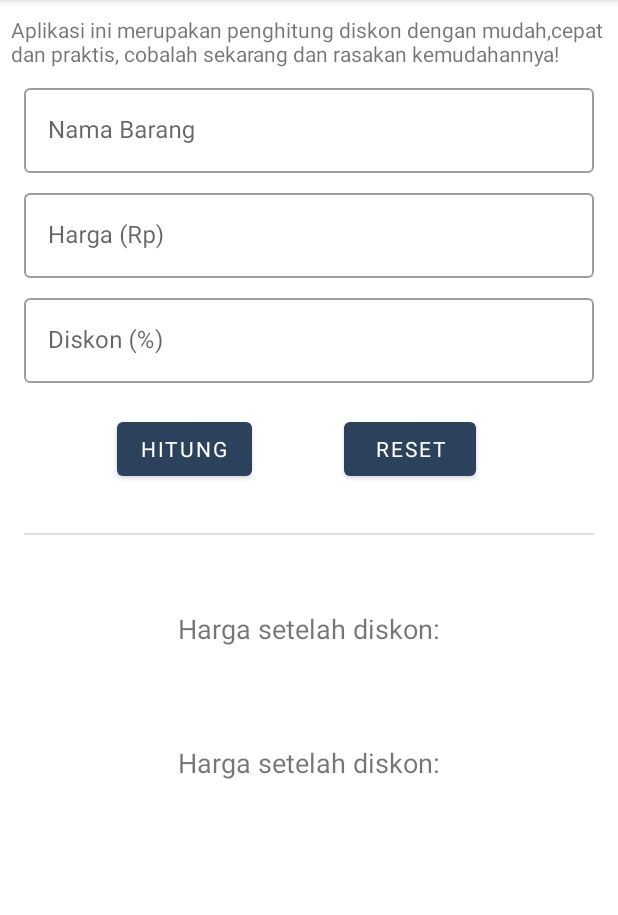
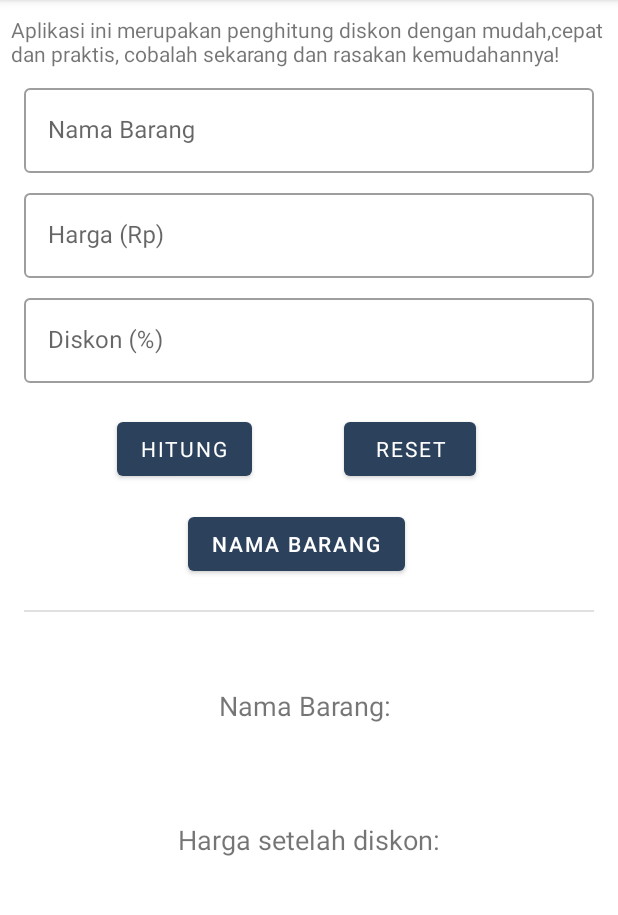
Before and after one commit to Luckyy2/Assesment-Mobpro, an Android app: the HitungDiskonFragment screen opened through its navigation route, on a phone screen of 412 x 824 dp, the part 84-999 px from its top. Run offline under Robolectric (Android 15) with nearby library versions, the phone set to English and light mode, and no system bars; our stand-ins replace Room's generated code, navigation-ui; Roboto replaces fonts that are not available here.

Commit message:
Membuat list barang

```diff
--- a/app/src/main/AndroidManifest.xml
+++ b/app/src/main/AndroidManifest.xml
@@ -21,9 +21,9 @@
                 <category android:name="android.intent.category.LAUNCHER" />
             </intent-filter>
         </activity>
-<!--    <activity-->
-<!--        android:name=".ui.FirstPage"-->
-<!--        android:exported="true"/>-->
+    <activity
+        android:name=".ui.barang.FragmentBarang"
+        android:exported="true"/>
         <meta-data
             android:name="preloaded_fonts"
             android:resource="@array/preloaded_fonts" />
--- a/app/src/main/java/org/d3if3001/movies/db/DiskonDao.kt
+++ b/app/src/main/java/org/d3if3001/movies/db/DiskonDao.kt
@@ -16,4 +16,5 @@ interface DiskonDao {
 
     @Query("DELETE FROM diskon")
     fun clearData()
+
 }
--- a/app/src/main/java/org/d3if3001/movies/ui/histori/HistoryFragment.kt
+++ b/app/src/main/java/org/d3if3001/movies/ui/histori/HistoryFragment.kt
@@ -1,5 +1,6 @@
 package org.d3if3107.kalkulatordiskon.ui.histori
 
+import android.content.Context
 import android.os.Bundle
 import android.view.*
 import androidx.fragment.app.Fragment
@@ -7,6 +8,10 @@ import androidx.lifecycle.ViewModelProvider
 import androidx.recyclerview.widget.DividerItemDecoration
 import androidx.recyclerview.widget.RecyclerView
 import com.google.android.material.dialog.MaterialAlertDialogBuilder
+import kotlinx.coroutines.CoroutineScope
+import kotlinx.coroutines.Dispatchers
+import kotlinx.coroutines.launch
+import kotlinx.coroutines.withContext
 import org.d3if3001.movies.R
 import org.d3if3001.movies.databinding.FragmentHistoryBinding
 import org.d3if3001.movies.db.DiskonDb
@@ -56,6 +61,7 @@ class HistoryFragment : Fragment() {
         }
         return super.onOptionsItemSelected(item)
     }
+
     private fun hapusData() {
         MaterialAlertDialogBuilder(requireContext())
             .setMessage(R.string.konfirmasi_hapus)
--- /dev/null
+++ b/app/src/main/res/drawable/ic_baseline_mode_night_24.xml
@@ -0,0 +1,5 @@
+<vector android:height="24dp" android:tint="#FFFFFF"
+    android:viewportHeight="24" android:viewportWidth="24"
+    android:width="24dp" xmlns:android="http://schemas.android.com/apk/res/android">
+    <path android:fillColor="@android:color/white" android:pathData="M9.5,2c-1.82,0 -3.53,0.5 -5,1.35c2.99,1.73 5,4.95 5,8.65s-2.01,6.92 -5,8.65C5.97,21.5 7.68,22 9.5,22c5.52,0 10,-4.48 10,-10S15.02,2 9.5,2z"/>
+</vector>
--- a/app/src/main/res/layout/fragment_hitung.xml
+++ b/app/src/main/res/layout/fragment_hitung.xml
@@ -103,17 +103,18 @@
             app:layout_constraintHorizontal_bias="0.731"
             app:layout_constraintStart_toStartOf="@+id/diskonHint"
             app:layout_constraintTop_toTopOf="@+id/btnHitung" />
+
         <View
             android:id="@+id/divider"
             android:layout_width="match_parent"
             android:layout_height="1dp"
             android:layout_marginStart="16dp"
-            android:layout_marginTop="32dp"
+            android:layout_marginTop="20dp"
             android:layout_marginEnd="16dp"
             android:background="?android:attr/listDivider"
             app:layout_constraintEnd_toEndOf="parent"
             app:layout_constraintStart_toStartOf="parent"
-            app:layout_constraintTop_toBottomOf="@+id/btnHitung" />
+            app:layout_constraintTop_toBottomOf="@+id/btnBarang" />
 
         <TextView
             android:id="@+id/tvNama"
@@ -121,7 +122,7 @@
             android:layout_height="wrap_content"
             android:layout_marginTop="50dp"
             android:fontFamily="@font/cantora_one"
-            android:text="Harga setelah diskon:"
+            android:text="Nama Barang: "
             android:textSize="18sp"
             app:layout_constraintEnd_toEndOf="parent"
             app:layout_constraintStart_toStartOf="parent"
@@ -179,5 +180,16 @@
             android:visibility="invisible"
             tools:visibility="visible" />
 
+        <Button
+            android:id="@+id/btnBarang"
+            android:layout_width="wrap_content"
+            android:layout_height="wrap_content"
+            android:layout_marginTop="15dp"
+            android:text="Nama Barang"
+            android:textColor="@color/white"
+            app:layout_constraintEnd_toEndOf="@+id/btnClear"
+            app:layout_constraintStart_toStartOf="@+id/btnHitung"
+            app:layout_constraintTop_toBottomOf="@+id/btnHitung" />
+
     </androidx.constraintlayout.widget.ConstraintLayout>
 </ScrollView>
--- a/app/src/main/res/values/strings.xml
+++ b/app/src/main/res/values/strings.xml
@@ -22,4 +22,7 @@
     <string name="hapus">History telah dihapus</string>
     <string name="konfirmasi">Konfimasi</string>
     <string name="batal">Cancel</string>
+    <string name="konfirmasi_hapus_satu">Apakah anda ingin menghapus data ini?</string>
+    <string name="belum_ada_barang">Barang masih kosong</string>
+    <string name="message">%1$s diklik!</string>
 </resources>
```
Also changed, not shown: app/src/main/java/org/d3if3001/movies/ui/HitungDiskonFragment.kt (+11 -0 lines), app/src/main/java/org/d3if3001/movies/ui/barang/BarangAdapter.kt (added, +42 -0 lines), app/src/main/java/org/d3if3001/movies/ui/barang/DataBarang.kt (added, +7 -0 lines), app/src/main/java/org/d3if3001/movies/ui/barang/FragmentBarang.kt (added, +35 -0 lines), app/src/main/res/layout/fragment_barang.xml (added, +19 -0 lines), app/src/main/res/layout/list_barang.xml (added, +42 -0 lines), app/src/main/res/menu/options_menu.xml (+7 -0 lines), app/src/main/res/navigation/navigation.xml (+8 -0 lines), app/src/main/res/drawable/beras.png (added), app/src/main/res/drawable/gula.png (added), app/src/main/res/drawable/kecap.png (added), app/src/main/res/drawable/minyak.png (added), app/src/main/res/drawable/sambal.jpg (added).
